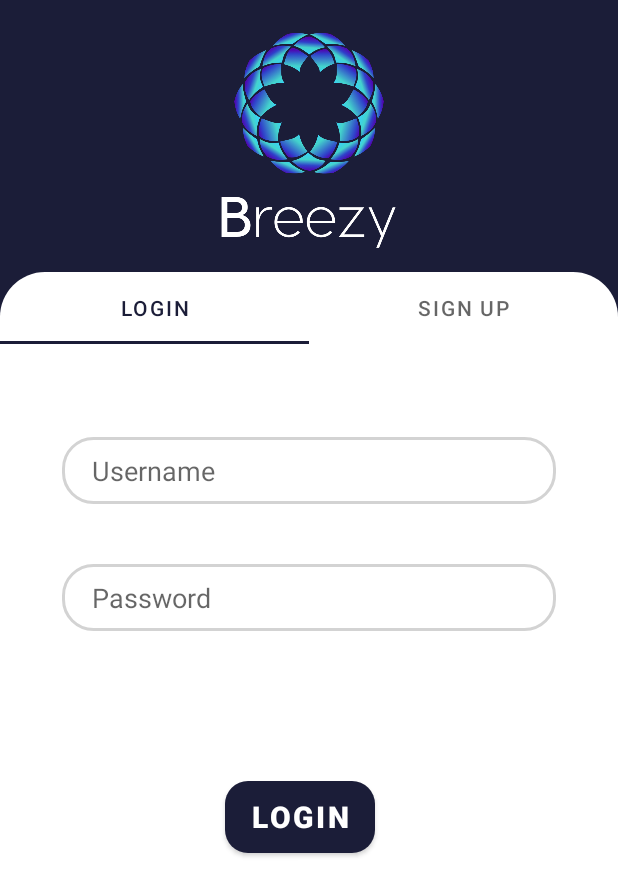
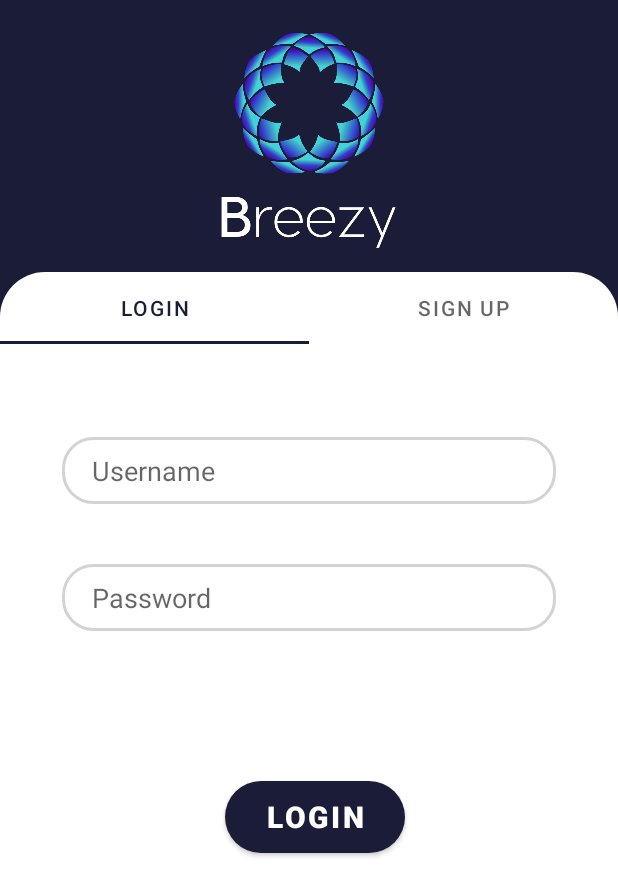
Before and after one commit to shruti8301/Breezy, an Android app: the screen it shows after launch (LoginActivity), on a phone screen of 412 x 824 dp. Shown: the top 896 px of the screen. Run offline under Robolectric (Android 15) with nearby library versions, the phone set to English and light mode, and no system bars; Roboto replaces fonts that are not available here.

Commit message:
firebase setup

```diff
--- a/app/build.gradle
+++ b/app/build.gradle
@@ -1,5 +1,6 @@
 plugins {
     id 'com.android.application'
+    id 'com.google.gms.google-services'
 }
 
 android {
@@ -29,6 +30,8 @@ android {
 }
 
 dependencies {
+    implementation platform('com.google.firebase:firebase-bom:28.0.1')
+    implementation 'com.google.firebase:firebase-analytics'
 
     implementation 'androidx.appcompat:appcompat:1.2.0'
     implementation 'androidx.legacy:legacy-support-v4:1.0.0'
--- a/app/src/main/res/drawable/round_button.xml
+++ b/app/src/main/res/drawable/round_button.xml
@@ -3,10 +3,10 @@
     <item>
         <shape
             android:shape="rectangle">
-            <corners android:bottomLeftRadius="15dp"
-                android:topLeftRadius="15dp"
-                android:topRightRadius="15dp"
-                android:bottomRightRadius="15dp"
+            <corners android:bottomLeftRadius="25dp"
+                android:topLeftRadius="25dp"
+                android:topRightRadius="25dp"
+                android:bottomRightRadius="25dp"
                 android:radius="10dp"/>
             <solid android:color="#1B1D38"/>
         </shape>
@@ -15,10 +15,10 @@
         android:state_pressed="true">
         <shape
             android:shape="rectangle">
-            <corners android:bottomLeftRadius="15dp"
-                android:topLeftRadius="15dp"
-                android:topRightRadius="15dp"
-                android:bottomRightRadius="15dp"
+            <corners android:bottomLeftRadius="25dp"
+                android:topLeftRadius="25dp"
+                android:topRightRadius="25dp"
+                android:bottomRightRadius="25dp"
                 android:radius="10dp"/>
             <solid android:color="#6F8BD4"/>
         </shape>
--- a/app/src/main/res/layout/fragment_login.xml
+++ b/app/src/main/res/layout/fragment_login.xml
@@ -44,11 +44,11 @@
 
     <Button
         android:id="@+id/login"
-        android:layout_width="100dp"
+        android:layout_width="120dp"
         android:layout_height="wrap_content"
         android:layout_marginStart="150dp"
         android:layout_marginTop="50dp"
-        android:layout_marginEnd="170dp"
+        android:layout_marginEnd="150dp"
         android:layout_marginBottom="355dp"
         android:background="@drawable/round_button"
         android:onClick="getLogin"
--- a/app/src/main/res/layout/fragment_signup.xml
+++ b/app/src/main/res/layout/fragment_signup.xml
@@ -109,7 +109,7 @@
         android:layout_height="wrap_content"
         android:layout_marginStart="132dp"
         android:layout_marginTop="50dp"
-        android:layout_marginEnd="146dp"
+        android:layout_marginEnd="132dp"
         android:layout_marginBottom="184dp"
         android:background="@drawable/round_button"
         android:text="SIGN UP"
--- a/build.gradle
+++ b/build.gradle
@@ -6,7 +6,7 @@ buildscript {
     }
     dependencies {
         classpath "com.android.tools.build:gradle:4.1.2"
-
+        classpath 'com.google.gms:google-services:4.3.8'
         // NOTE: Do not place your application dependencies here; they belong
         // in the individual module build.gradle files
     }
```
Also changed, not shown: 1 other file.
